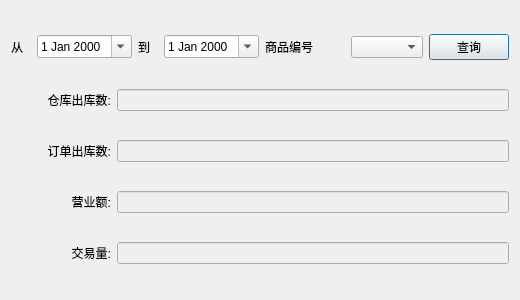
The window that sale_stocktaking_dialog.ui (liwen123cd/curly-tribble) describes before a commit, drawn with Qt 5.
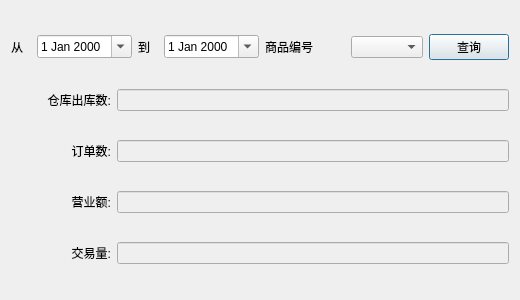
The same window after the commit.

Patch:
```diff
--- a/sale_stocktaking_dialog.ui
+++ b/sale_stocktaking_dialog.ui
@@ -165,7 +165,7 @@
           </size>
          </property>
          <property name="text">
-          <string>订单出库数:</string>
+          <string>订单数:</string>
          </property>
          <property name="alignment">
           <set>Qt::AlignRight|Qt::AlignTrailing|Qt::AlignVCenter</set>
```
